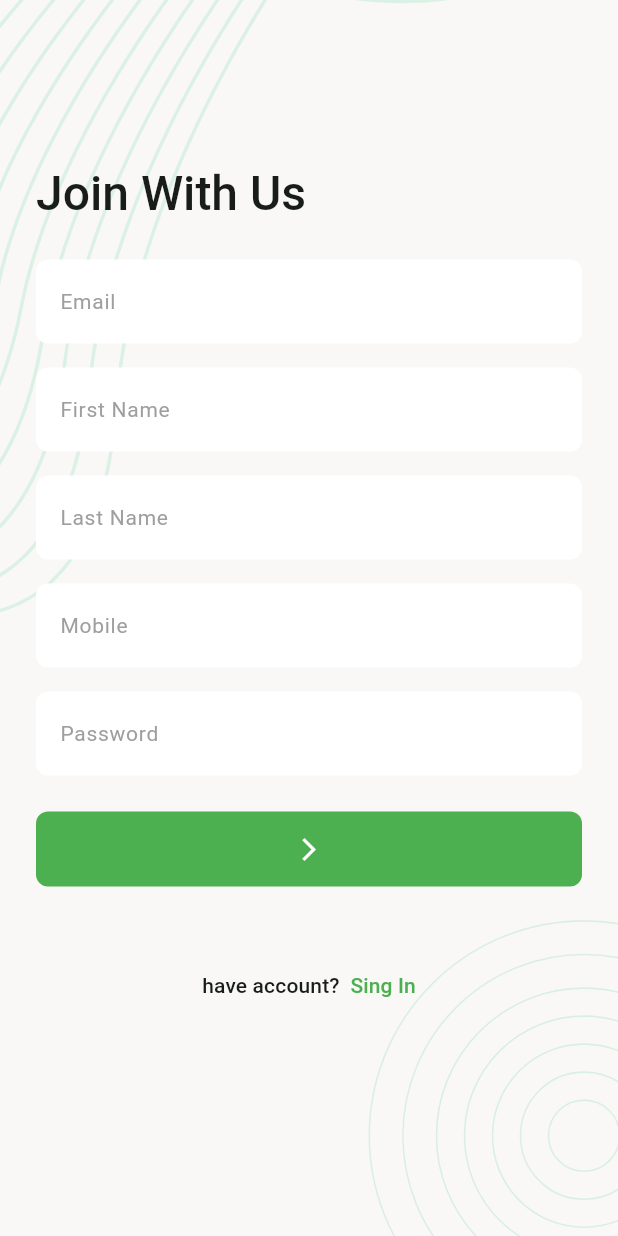
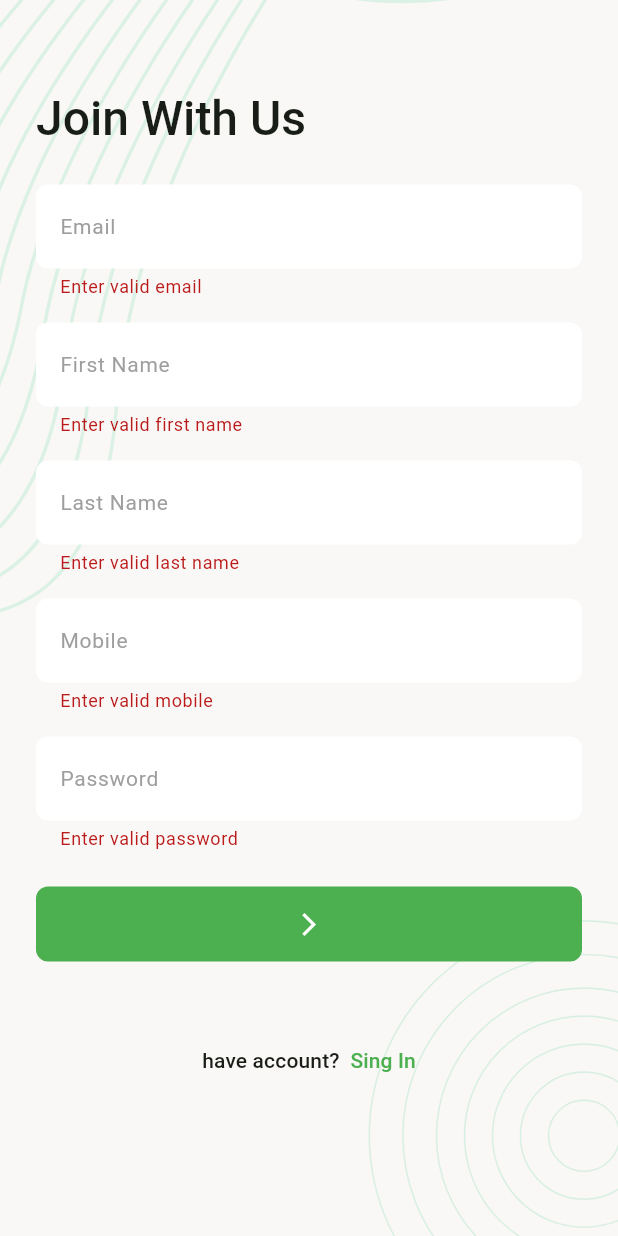
Before and after one commit to IkramulHasanTanvir/TaskManagerApp, a Flutter app: the SingUpScreen widget shown alone on an empty page, opened directly, scrolled down 48 dp, after a tap on the "arrow forward ios" icon, on a phone screen of 412 x 824 dp. Run offline on Flutter 3.47's test engine with Material 3 defaults, Android fonts, the phone set to English and light mode, and no system bars; our stand-ins replace flutter_svg, pin_code_fields.

Commit message:
completed sing up screen

```diff
--- a/lib/data/models/network_response.dart
+++ b/lib/data/models/network_response.dart
@@ -1,13 +1,12 @@
 class NetworkResponse {
   final bool isSuccess;
   final int statusCode;
-  dynamic responseData;
+  dynamic responseBody;
   String errorMessage;
 
-  NetworkResponse({
-    required this.isSuccess,
-    required this.statusCode,
-    this.responseData,
-    this.errorMessage = 'Something went wrong',
-  });
+  NetworkResponse(
+      {required this.isSuccess,
+      required this.statusCode,
+      this.responseBody,
+      this.errorMessage = 'Something went wrong'});
 }
--- /dev/null
+++ b/lib/data/utils/urls.dart
@@ -0,0 +1,5 @@
+class Urls {
+  static const String _baseUrl = 'http://152.42.163.176:2006/api/v1';
+
+  static const String registration = '$_baseUrl/Registration';
+}
--- a/lib/ui/screens/sing_up_screen.dart
+++ b/lib/ui/screens/sing_up_screen.dart
@@ -1,8 +1,13 @@
 import 'package:flutter/gestures.dart';
 import 'package:flutter/material.dart';
+import 'package:task_manager_app/data/models/network_response.dart';
+import 'package:task_manager_app/data/services/network_caller.dart';
+import 'package:task_manager_app/data/utils/urls.dart';
 import 'package:task_manager_app/ui/screens/sing_in_screen.dart';
 import 'package:task_manager_app/ui/utils/app_colors.dart';
+import 'package:task_manager_app/ui/widgets/circular_progress.dart';
 import 'package:task_manager_app/ui/widgets/screens_background.dart';
+import 'package:task_manager_app/ui/widgets/snack_bar_message.dart';
 
 class SingUpScreen extends StatefulWidget {
   const SingUpScreen({super.key});
@@ -12,6 +17,15 @@ class SingUpScreen extends StatefulWidget {
 }
 
 class _SingUpScreenState extends State<SingUpScreen> {
+  final GlobalKey<FormState> _globalKey = GlobalKey<FormState>();
+  final TextEditingController _emailController = TextEditingController();
+  final TextEditingController _firstNameController = TextEditingController();
+  final TextEditingController _lastNameController = TextEditingController();
+  final TextEditingController _mobileController = TextEditingController();
+  final TextEditingController _passwordController = TextEditingController();
+
+  bool _inProgress = false;
+
   @override
   Widget build(BuildContext context) {
     final TextTheme textTheme = Theme.of(context).textTheme;
@@ -36,36 +50,78 @@ class _SingUpScreenState extends State<SingUpScreen> {
   }
 
   Widget _buildSingUpForm() {
-    return Column(
+    return Form(
+      key: _globalKey,
+      child: Column(
         children: [
           TextFormField(
+              controller: _emailController,
               keyboardType: TextInputType.emailAddress,
+              autovalidateMode: AutovalidateMode.onUserInteraction,
               decoration: const InputDecoration(hintText: 'Email'),
-        ),
+              validator: (String? value) {
+                if (value?.isEmpty ?? true) {
+                  return 'Enter valid email';
+                }
+                return null;
+              }),
           const SizedBox(height: 16),
           TextFormField(
+              controller: _firstNameController,
+              autovalidateMode: AutovalidateMode.onUserInteraction,
               decoration: const InputDecoration(hintText: 'First Name'),
-        ),
+              validator: (String? value) {
+                if (value?.isEmpty ?? true) {
+                  return 'Enter valid first name';
+                }
+                return null;
+              }),
           const SizedBox(height: 16),
           TextFormField(
+              controller: _lastNameController,
+              autovalidateMode: AutovalidateMode.onUserInteraction,
               decoration: const InputDecoration(hintText: 'Last Name'),
-        ),
+              validator: (String? value) {
+                if (value?.isEmpty ?? true) {
+                  return 'Enter valid last name';
+                }
+                return null;
+              }),
           const SizedBox(height: 16),
           TextFormField(
+              controller: _mobileController,
               keyboardType: TextInputType.phone,
+              autovalidateMode: AutovalidateMode.onUserInteraction,
               decoration: const InputDecoration(hintText: 'Mobile'),
-        ),
+              validator: (String? value) {
+                if (value?.isEmpty ?? true) {
+                  return 'Enter valid mobile';
+                }
+                return null;
+              }),
           const SizedBox(height: 16),
           TextFormField(
+              controller: _passwordController,
               obscureText: true,
+              autovalidateMode: AutovalidateMode.onUserInteraction,
               decoration: const InputDecoration(hintText: 'Password'),
-        ),
+              validator: (String? value) {
+                if (value?.isEmpty ?? true) {
+                  return 'Enter valid password';
+                }
+                return null;
+              }),
           const SizedBox(height: 24),
-        ElevatedButton(
+          Visibility(
+            visible: !_inProgress,
+            replacement: const CircularProgress(),
+            child: ElevatedButton(
               onPressed: _onTapSingUpButton,
               child: const Icon(Icons.arrow_forward_ios),
             ),
+          ),
         ],
+      ),
     );
   }
 
@@ -94,7 +150,43 @@ class _SingUpScreenState extends State<SingUpScreen> {
   }
 
   void _onTapSingUpButton() {
-    //TODO :
+    if (_globalKey.currentState!.validate()) {
+      _singUp();
+    }
+  }
+
+  Future<void> _singUp() async {
+    _inProgress = true;
+    setState(() {});
+
+    Map<String, dynamic> requestBody = {
+      "email": _emailController.text.trim(),
+      "firstName": _firstNameController.text.trim(),
+      "lastName": _lastNameController.text.trim(),
+      "mobile": int.parse(_mobileController.text),
+      "password": _passwordController.text,
+    };
+    NetworkResponse response = await NetworkCaller.postRequest(
+      url: Urls.registration,
+      body: requestBody,
+    );
+    _inProgress = false;
+    setState(() {});
+
+    if (response.isSuccess) {
+      _clearField();
+      snackBarMessage(context, 'New account created');
+    } else {
+      snackBarMessage(context, response.errorMessage, true);
+    }
+  }
+
+  void _clearField(){
+    _emailController.clear();
+    _firstNameController.clear();
+    _lastNameController.clear();
+    _mobileController.clear();
+    _passwordController.clear();
   }
 
   void _onTapInScreen() {
@@ -105,4 +197,14 @@ class _SingUpScreenState extends State<SingUpScreen> {
         ),
         (value) => false);
   }
+
+  @override
+  void dispose() {
+    _emailController.dispose();
+    _firstNameController.dispose();
+    _lastNameController.dispose();
+    _mobileController.dispose();
+    _passwordController.dispose();
+    super.dispose();
   }
+}
```
Also changed, not shown: lib/data/services/network_caller.dart (+15 -10 lines), lib/ui/widgets/circular_progress.dart (added, +10 -0 lines), lib/ui/widgets/snack_bar_message.dart (added, +10 -0 lines). Lines whose indentation alone changed are shown as unchanged.
